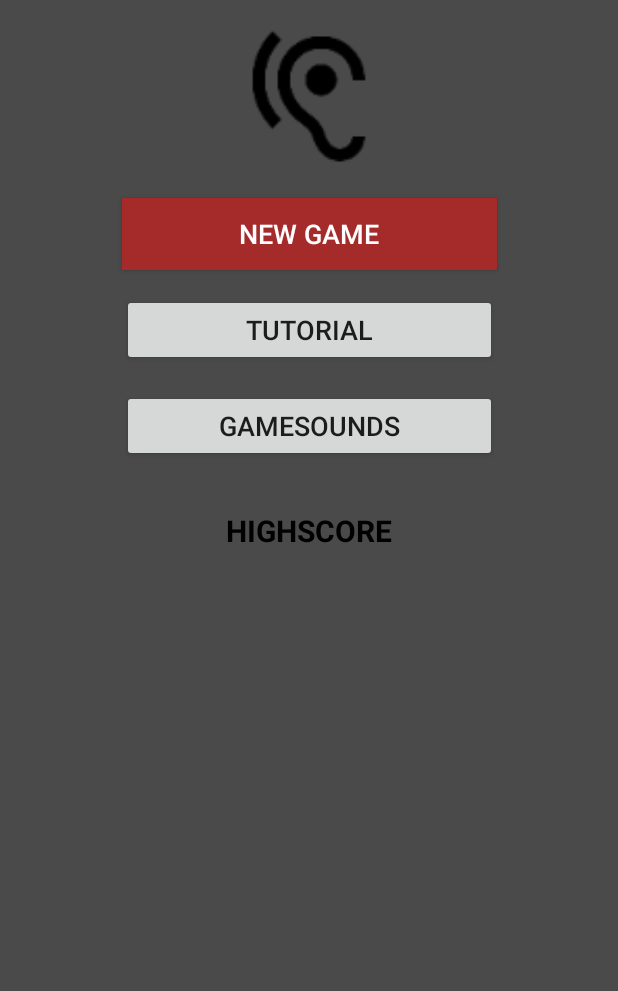
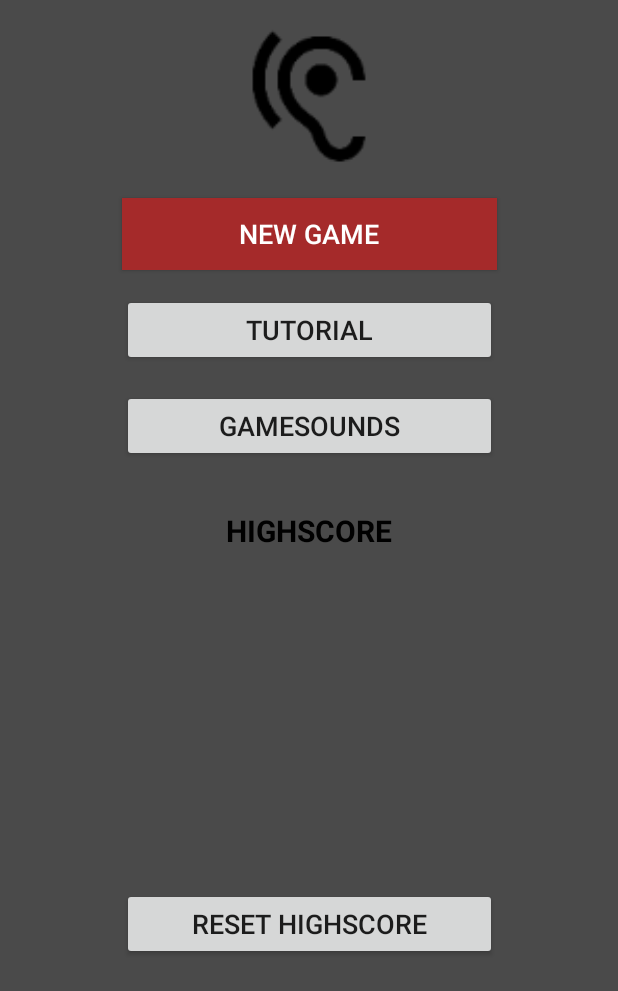
Before and after one commit to johanneswolfgruber/Learn-To-Listen, an Android app: the layout activity_main_menu.xml on its own in the app's theme, with its tools: preview values and no code run, on a phone screen of 412 x 824 dp. Shown: the top 991 px of the screen. Run offline under Robolectric (Android 15) with nearby library versions, the phone set to English and light mode, and no system bars.

Commit message:
Reset Highscore Button added, blinking animation for new Highscore added

```diff
--- a/app/src/main/res/layout/activity_main_menu.xml
+++ b/app/src/main/res/layout/activity_main_menu.xml
@@ -92,4 +92,19 @@
         app:layout_constraintLeft_toLeftOf="parent"
         app:layout_constraintRight_toRightOf="parent"
         app:layout_constraintTop_toBottomOf="@+id/highscore_text"/>
+
+    <Button
+        android:id="@+id/reset_highscore_button"
+        android:layout_width="250dp"
+        android:layout_height="wrap_content"
+        android:text="@string/reset_highscore_button"
+        android:textSize="18sp"
+        android:layout_marginTop="8dp"
+        android:layout_marginBottom="8dp"
+        android:layout_marginStart="8dp"
+        android:layout_marginEnd="8dp"
+        app:layout_constraintLeft_toLeftOf="parent"
+        app:layout_constraintRight_toRightOf="parent"
+        app:layout_constraintTop_toBottomOf="@id/highscore_text_view"
+        app:layout_constraintBottom_toBottomOf="parent"/>
 </android.support.constraint.ConstraintLayout>
--- a/app/src/main/res/values/strings.xml
+++ b/app/src/main/res/values/strings.xml
@@ -24,6 +24,7 @@
     <string name="level_finished_text">LEVEL FINISHED!</string>
     <string name="next_level_text">Next Level</string>
     <string name="you_won_text">YOU WON!</string>
+    <string name="reset_highscore_button">RESET HIGHSCORE</string>
     <string-array name="LEVEL_ONE">
         <item>LEFT_W</item>
         <item>HIGH_LOW</item>
```
Also changed, not shown: app/src/main/java/com/johanneswolfgruber/learntolisten/MainMenuActivity.java (+26 -3 lines), app/src/main/java/com/johanneswolfgruber/learntolisten/ResetHighscore.java (added, +35 -0 lines), app/src/main/res/anim/blinking.xml (added, +12 -0 lines).
